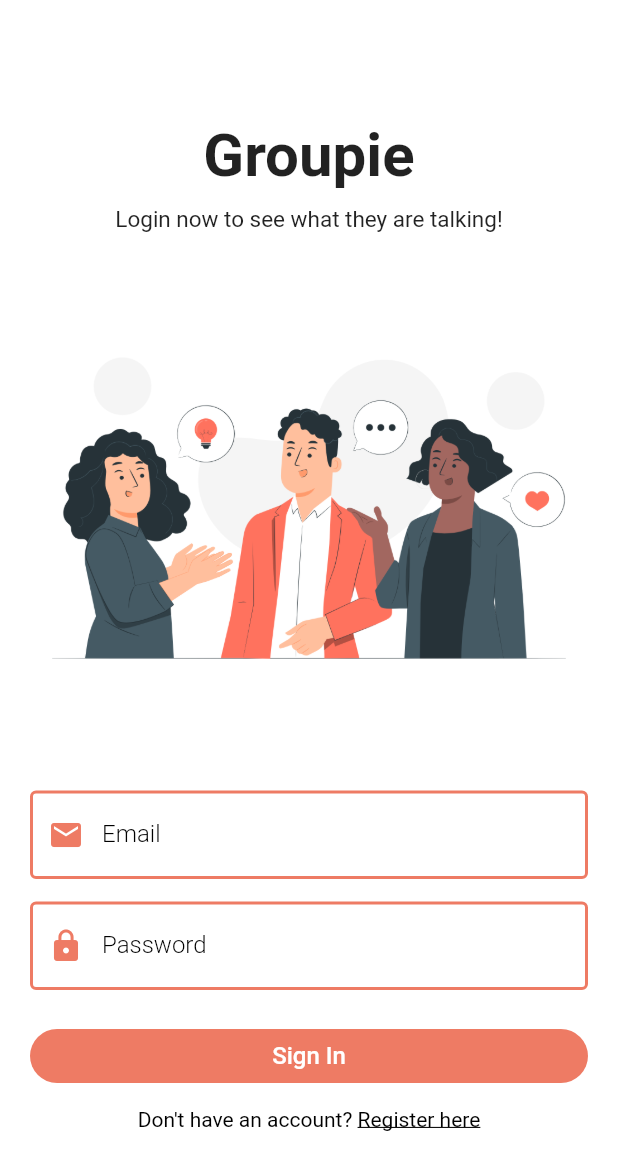
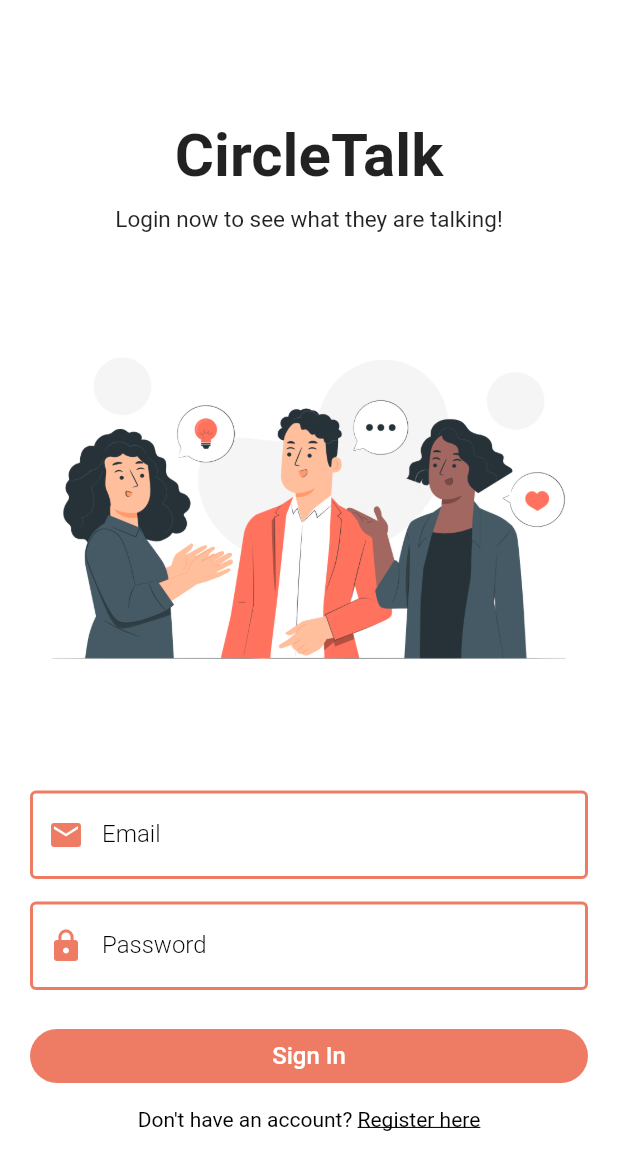
Before and after one commit to suyogyaady/individual_android, a Flutter app: the screen it shows after launch, on a phone screen of 412 x 824 dp. Shown: the top 1170 px of the screen. Run offline on Flutter 3.47's test engine with Material 2 defaults, Android fonts, the phone set to English and light mode, and no system bars; our stand-ins replace cloud_firestore, firebase_auth, firebase_core, shared_preferences; missing offline and left inert: cloud_firestore_web, firebase_auth_web, firebase_core_web, shared_preferences_web; accounts and stored records are empty.

Commit message:
few errors fixed,text adjustments

```diff
--- a/lib/pages/auth/login_page.dart
+++ b/lib/pages/auth/login_page.dart
@@ -41,7 +41,7 @@ class _LoginPageState extends State<LoginPage> {
                       crossAxisAlignment: CrossAxisAlignment.center,
                       children: <Widget>[
                         const Text(
-                          "Groupie",
+                          "CircleTalk",
                           style: TextStyle(
                               fontSize: 40, fontWeight: FontWeight.bold),
                         ),
--- a/lib/pages/auth/register_page.dart
+++ b/lib/pages/auth/register_page.dart
@@ -38,7 +38,7 @@ class _RegisterPageState extends State<RegisterPage> {
                       crossAxisAlignment: CrossAxisAlignment.center,
                       children: <Widget>[
                         const Text(
-                          "Groupie",
+                          "CircleTalk",
                           style: TextStyle(
                               fontSize: 40, fontWeight: FontWeight.bold),
                         ),
```
Also changed, not shown: lib/service/auth_service.dart (line endings or trailing spaces).
